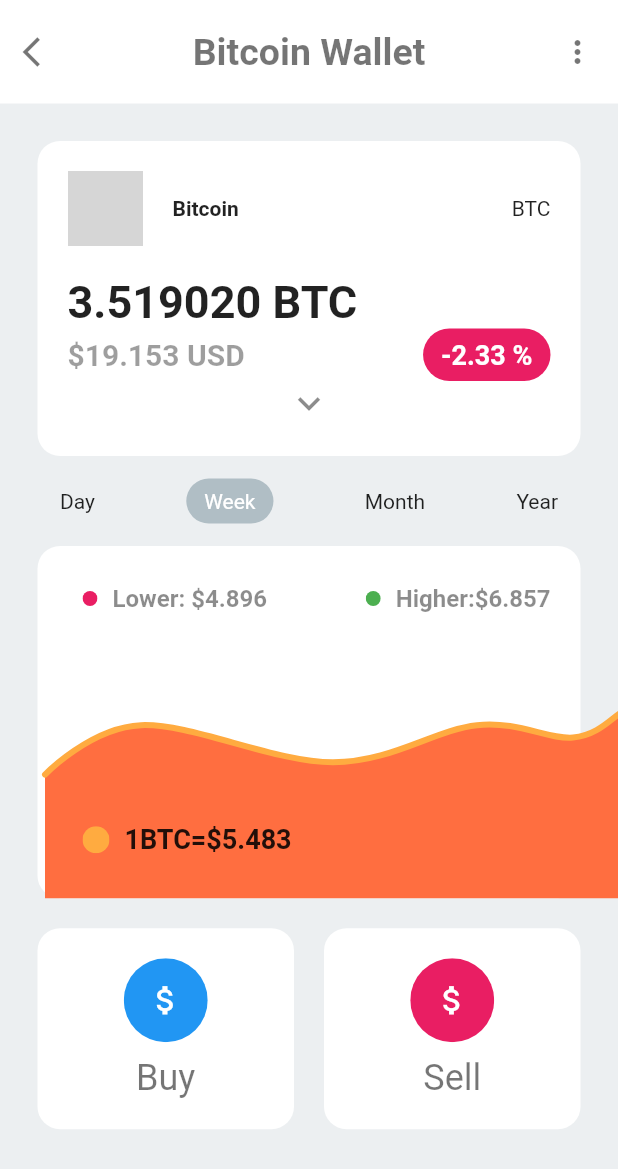
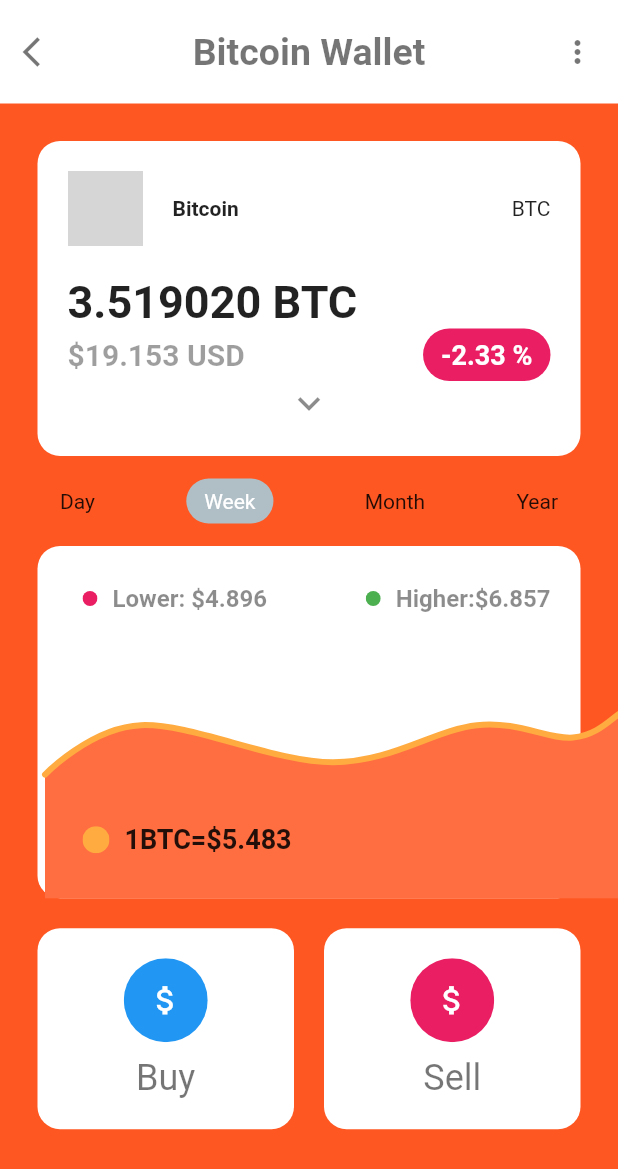
Before and after one commit to IshanSingla/FlutterProjects, a Flutter app: the DetailWalletScreen screen opened directly, on a phone screen of 412 x 824 dp. Shown: the top 1169 px of the screen. Run offline on Flutter 3.47's test engine with Material 2 defaults, Android fonts, the phone set to English and light mode, and no system bars; drawn by our look-alikes of fl_chart; network calls fail; grey boxes are pictures that could not be loaded.

Commit message:
detail_wallet.dart updated

```diff
--- a/lib/ui/screen/detail_wallet.dart
+++ b/lib/ui/screen/detail_wallet.dart
@@ -10,7 +10,8 @@ class DetailWalletScreen extends StatelessWidget {
   @override
   Widget build(BuildContext context) {
     return Scaffold(
-      backgroundColor: Colors.blueGrey[50],
+      // backgroundColor: Colors.blueGrey[50],
+      backgroundColor: Colors.deepOrange,
       appBar: PreferredSize(
         preferredSize: const Size.fromHeight(100.0),
         child: SafeArea(
```
